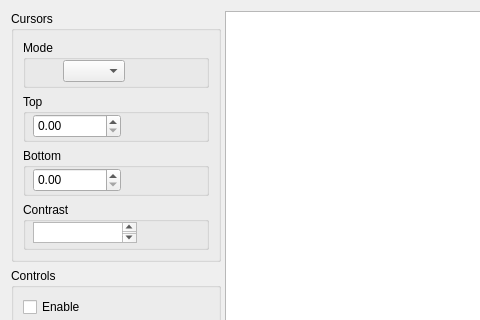
Qt form laser_beam_measurements/widgets/image_processing/beam_profiler_widget_2.ui (d-molchanov/lbm) before a commit; both pictures show x 0 to 480 and y 0 to 320 of the 983 by 739 pixel window.
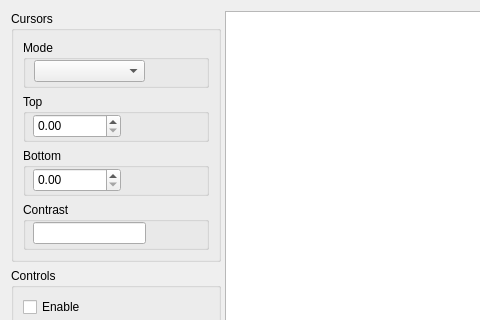
The same form after that commit. Custom widgets are drawn as their Qt base class.

Commit message: Add two cursors and link them to spinBoxes.

```diff
--- a/laser_beam_measurements/widgets/image_processing/beam_profiler_widget_2.ui
+++ b/laser_beam_measurements/widgets/image_processing/beam_profiler_widget_2.ui
@@ -47,9 +47,9 @@
             <widget class="QComboBox" name="comboBoxMode">
              <property name="geometry">
               <rect>
-               <x>40</x>
+               <x>11</x>
                <y>20</y>
-               <width>62</width>
+               <width>111</width>
                <height>22</height>
               </rect>
              </property>
@@ -131,13 +131,13 @@
             <property name="title">
              <string>Contrast</string>
             </property>
-            <widget class="QPlainTextEdit" name="plainTextEditContrast">
+            <widget class="QLineEdit" name="lineEditContrast">
              <property name="geometry">
               <rect>
                <x>10</x>
                <y>20</y>
-               <width>104</width>
-               <height>21</height>
+               <width>113</width>
+               <height>22</height>
               </rect>
              </property>
              <property name="readOnly">
```
Left out of the diff: 8 changed lines with no effect on the pictures. The commit also changes 2 other files.
